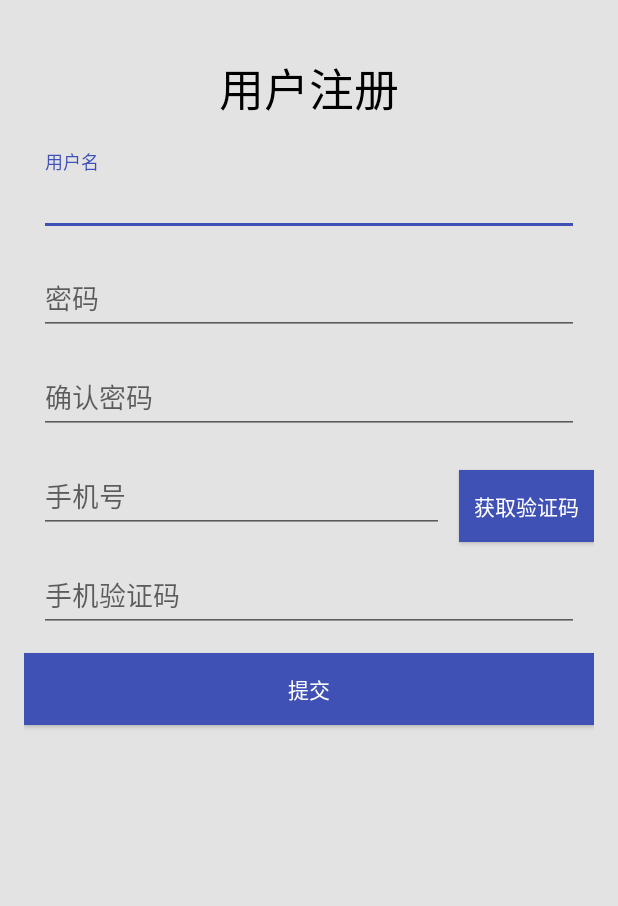
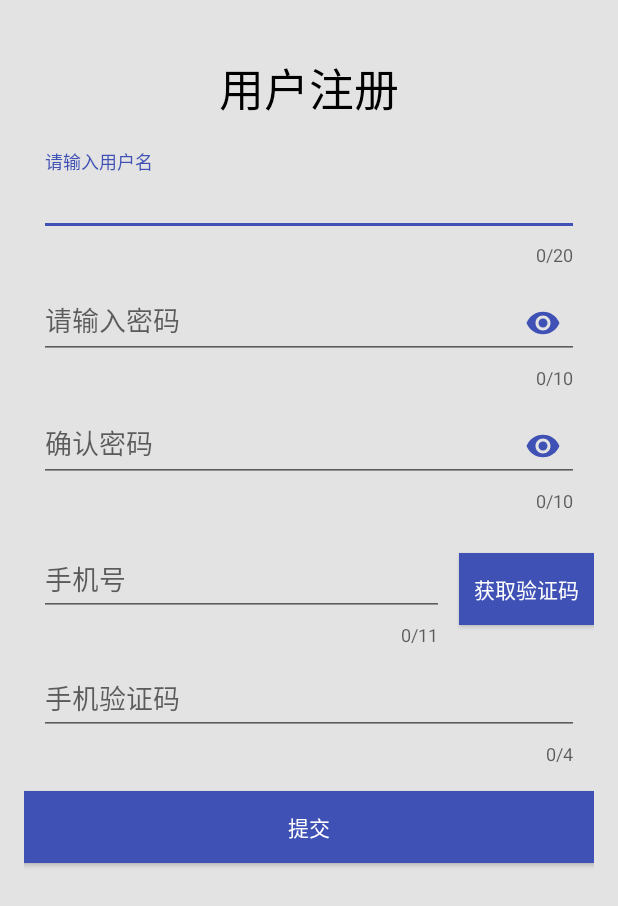
Before and after one commit to dpcraft/BookHub, an Android app: the LoginActivity screen opened directly, with no data from a screen before it, after a tap on "新用户注册", on a phone screen of 412 x 824 dp. Shown: the top 906 px of the screen. Run offline under Robolectric (Android 15) with nearby library versions, the phone set to English and light mode, and no system bars.

Commit message:
login and signup

```diff
--- a/app/build.gradle
+++ b/app/build.gradle
@@ -28,5 +28,6 @@ dependencies {
     compile 'com.android.support:cardview-v7:25.1.0'
     compile 'com.oguzdev:CircularFloatingActionMenu:1.0.2'
     compile 'com.wenwenwen888:searchbox:1.0.0'
+    compile 'com.google.code.gson:gson:2.6.2'
 
 }
--- a/app/src/main/AndroidManifest.xml
+++ b/app/src/main/AndroidManifest.xml
@@ -17,7 +17,7 @@
         </activity>
         <activity android:name=".LoginActivity">
         </activity>
-        <activity android:name=".RegisterActivity">
+        <activity android:name=".SignupActivity">
         </activity>
     </application>
     <uses-permission android:name="android.permission.INTERNET"/>
--- a/app/src/main/java/com/dpcraft/bookhub/LoginActivity.java
+++ b/app/src/main/java/com/dpcraft/bookhub/LoginActivity.java
@@ -11,7 +11,6 @@ import android.view.View;
 import android.view.Window;
 import android.view.WindowManager;
 import android.widget.Button;
-import android.widget.EditText;
 
 import com.dpcraft.bookhub.DataClass.User;
 import com.dpcraft.bookhub.NetModule.NetUtils;
@@ -38,7 +37,7 @@ public class LoginActivity extends Activity {
         RegisterButton.setOnClickListener(new View.OnClickListener() {
             @Override
             public void onClick(View view) {
-                RegisterActivity.actionStart(LoginActivity.this, "data1", "data2");
+                SignupActivity.actionStart(LoginActivity.this, "data1", "data2");
 
             }
         });
@@ -50,10 +49,11 @@ public class LoginActivity extends Activity {
 
        // Log.i("username",mUsernameWrapper.getEditText().getText().toString().trim());
         Log.i("loginActivity","start");
+        user = new User();
         LoginButton.setOnClickListener(new View.OnClickListener() {
             @Override
             public void onClick(View view) {
-                user = new User();
+
                 Log.i("username",mUsernameWrapper.getEditText().getText().toString().trim());
                 user.setUserName(mUsernameWrapper.getEditText().getText().toString().trim());
                 user.setPassWord(mPasswordWrapper.getEditText().getText().toString().trim());
--- a/app/src/main/java/com/dpcraft/bookhub/NetModule/JSONUtil.java
+++ b/app/src/main/java/com/dpcraft/bookhub/NetModule/JSONUtil.java
@@ -3,6 +3,7 @@ package com.dpcraft.bookhub.NetModule;
 import android.util.Log;
 
 import com.dpcraft.bookhub.DataClass.User;
+import com.google.gson.Gson;
 
 import org.json.JSONException;
 import org.json.JSONObject;
@@ -41,5 +42,10 @@ public class JSONUtil {
             return str;
 
         }
+    public static Response parseJSONwithGSON( String jsonData){
+        Gson gson = new Gson();
+        Response response = gson.fromJson(jsonData,Response.class);
+        return  response;
+    }
 
 }
--- a/app/src/main/java/com/dpcraft/bookhub/RegisterActivity.java
+++ /dev/null
@@ -1,32 +0,0 @@
-package com.dpcraft.bookhub;
-
-import android.app.Activity;
-import android.content.Context;
-import android.content.Intent;
-import android.os.Bundle;
-import android.view.Window;
-import android.view.WindowManager;
-
-/**
- * Created by DPC on 2017/2/21.
- */
-public class RegisterActivity extends Activity {
-    @Override
-    protected void onCreate(Bundle savedInstanceState) {
-        requestWindowFeature(Window.FEATURE_NO_TITLE);
-        super.onCreate(savedInstanceState);
-        setContentView(R.layout.activity_register);
-        //透明状态栏
-        getWindow().addFlags(WindowManager.LayoutParams.FLAG_TRANSLUCENT_STATUS);
-        //透明导航栏
-        getWindow().addFlags(WindowManager.LayoutParams.FLAG_TRANSLUCENT_NAVIGATION);
-
-    }
-    public static void actionStart(Context context, String data1, String data2){
-        Intent intent = new Intent(context,RegisterActivity.class);
-        intent.putExtra("para1",data1);
-        intent.putExtra("para2",data2);
-        context.startActivity(intent);
-    }
-
-}
--- a/app/src/main/res/layout/activity_login.xml
+++ b/app/src/main/res/layout/activity_login.xml
@@ -1,6 +1,7 @@
 <?xml version="1.0" encoding="utf-8"?>
 <LinearLayout xmlns:android="http://schemas.android.com/apk/res/android"
     xmlns:tools="http://schemas.android.com/tools"
+    xmlns:app="http://schemas.android.com/apk/res-auto"
     android:background="#e3e3e3"
     android:layout_width="match_parent"
     android:layout_height="match_parent"
@@ -37,7 +38,10 @@
         android:layout_height="wrap_content"
         android:layout_marginBottom="10dp"
         android:layout_marginLeft="10dp"
-        android:layout_marginRight="10dp">
+        android:layout_marginRight="10dp"
+        app:passwordToggleEnabled="true"
+        app:passwordToggleTintMode="multiply"
+        app:passwordToggleTint="@color/colorPrimary">
 
         <EditText
             android:id="@+id/edt_password"
--- a/app/src/main/res/layout/activity_register.xml
+++ b/app/src/main/res/layout/activity_signup.xml
@@ -1,6 +1,7 @@
 <?xml version="1.0" encoding="utf-8"?>
 <LinearLayout xmlns:android="http://schemas.android.com/apk/res/android"
     xmlns:tools="http://schemas.android.com/tools"
+    xmlns:app="http://schemas.android.com/apk/res-auto"
     android:background="#e3e3e3"
     android:layout_width="match_parent"
     android:layout_height="match_parent"
@@ -20,30 +21,45 @@
         android:id="@+id/usernameWrapper"
         android:layout_width="match_parent"
         android:layout_height="wrap_content"
-        android:layout_marginBottom="10dp"
         android:layout_marginLeft="10dp"
-        android:layout_marginRight="10dp">
+        android:layout_marginRight="10dp"
+        app:counterOverflowTextAppearance="@style/MyOverflowStyle"
+        app:errorEnabled="true"
+        app:errorTextAppearance="@style/MyErrorStyle"
+        app:counterEnabled="true"
+        app:counterMaxLength="20"
+        >
 
         <EditText
             android:id="@+id/username"
             android:layout_width="match_parent"
             android:layout_height="wrap_content"
-            android:hint="用户名"/>
+            android:hint="请输入用户名"
+            android:singleLine="true"/>
 
     </android.support.design.widget.TextInputLayout>
     <android.support.design.widget.TextInputLayout
         android:id="@+id/passwordWrapper"
         android:layout_width="match_parent"
         android:layout_height="wrap_content"
-        android:layout_marginBottom="10dp"
         android:layout_marginLeft="10dp"
-        android:layout_marginRight="10dp">
+        android:layout_marginRight="10dp"
+        app:counterOverflowTextAppearance="@style/MyOverflowStyle"
+        app:errorEnabled="true"
+        app:errorTextAppearance="@style/MyErrorStyle"
+        app:counterEnabled="true"
+        app:counterMaxLength="10"
+        app:passwordToggleEnabled="true"
+        app:passwordToggleTintMode="multiply"
+        app:passwordToggleTint="@color/colorPrimary"
+       >
         <EditText
             android:id="@+id/password"
             android:layout_width="match_parent"
             android:layout_height="wrap_content"
             android:inputType="textPassword"
-            android:hint="密码"/>
+            android:hint="请输入密码"
+            android:singleLine="true"/>
 
     </android.support.design.widget.TextInputLayout>
     <android.support.design.widget.TextInputLayout
@@ -52,13 +68,22 @@
         android:layout_height="wrap_content"
         android:layout_marginBottom="10dp"
         android:layout_marginLeft="10dp"
-        android:layout_marginRight="10dp">
+        android:layout_marginRight="10dp"
+        app:counterOverflowTextAppearance="@style/MyOverflowStyle"
+        app:errorEnabled="true"
+        app:errorTextAppearance="@style/MyErrorStyle"
+        app:counterEnabled="true"
+        app:counterMaxLength="10"
+        app:passwordToggleEnabled="true"
+        app:passwordToggleTintMode="multiply"
+        app:passwordToggleTint="@color/colorPrimary">
         <EditText
             android:id="@+id/re_password"
             android:layout_width="match_parent"
             android:layout_height="wrap_content"
             android:inputType="textPassword"
-            android:hint="确认密码"/>
+            android:hint="确认密码"
+            android:singleLine="true"/>
     </android.support.design.widget.TextInputLayout>
     <LinearLayout
         android:layout_width="match_parent"
@@ -70,15 +95,20 @@
             android:layout_width="0dp"
             android:layout_height="wrap_content"
             android:layout_weight="3"
-            android:layout_marginBottom="10dp"
             android:layout_marginLeft="10dp"
-            android:layout_marginRight="10dp">
+            android:layout_marginRight="10dp"
+            app:counterOverflowTextAppearance="@style/MyOverflowStyle"
+            app:errorEnabled="true"
+            app:errorTextAppearance="@style/MyErrorStyle"
+            app:counterEnabled="true"
+            app:counterMaxLength="11">
             <EditText
                 android:id="@+id/phoneNumber"
                 android:layout_width="match_parent"
                 android:layout_height="wrap_content"
                 android:inputType="phone"
-                android:hint="手机号"/>
+                android:hint="手机号"
+                android:singleLine="true"/>
         </android.support.design.widget.TextInputLayout>
 
         <Button
@@ -97,18 +127,24 @@
         android:layout_height="wrap_content"
         android:layout_marginBottom="10dp"
         android:layout_marginLeft="10dp"
-        android:layout_marginRight="10dp">
+        android:layout_marginRight="10dp"
+        app:counterOverflowTextAppearance="@style/MyOverflowStyle"
+        app:errorEnabled="true"
+        app:errorTextAppearance="@style/MyErrorStyle"
+        app:counterEnabled="true"
+        app:counterMaxLength="4">
         <EditText
             android:id="@+id/verfCode"
             android:layout_width="match_parent"
             android:layout_height="wrap_content"
             android:inputType="phone"
-            android:hint="手机验证码"/>
+            android:hint="手机验证码"
+            android:singleLine="true"/>
 
     </android.support.design.widget.TextInputLayout>
 
     <Button
-        android:id="@+id/btn"
+        android:id="@+id/btn_signup"
         android:layout_marginTop="4dp"
         android:layout_width="match_parent"
         android:layout_height="wrap_content"
--- a/app/src/main/res/values/styles.xml
+++ b/app/src/main/res/values/styles.xml
@@ -25,5 +25,11 @@
         <item name="android:layout_marginBottom">3dp</item>
         <item name="android:foreground">?android:attr/selectableItemBackground</item>
     </style>
+    <style name="MyOverflowStyle" parent="TextAppearance.AppCompat.Small">
+        <item name="android:textColor">@color/red_900</item>
+    </style>
+    <style name="MyErrorStyle" parent="TextAppearance.AppCompat.Small">
+        <item name="android:textColor">@color/red_900</item>
+    </style>
 
 </resources>
```
Also changed, not shown: app/src/main/java/com/dpcraft/bookhub/NetModule/HttpUtil.java (+7 -4 lines), app/src/main/java/com/dpcraft/bookhub/NetModule/MyApplication.java (added, +18 -0 lines), app/src/main/java/com/dpcraft/bookhub/NetModule/NetUtils.java (+18 -4 lines), app/src/main/java/com/dpcraft/bookhub/NetModule/Response.java (added, +28 -0 lines), app/src/main/java/com/dpcraft/bookhub/SignupActivity.java (added, +256 -0 lines), app/src/main/java/com/dpcraft/bookhub/UIWidget/Dialog.java (added, +33 -0 lines), app/src/main/java/com/dpcraft/bookhub/algorithm/ContainsChinese.java (added, +20 -0 lines), app/src/main/res/layout/dialog_signup_success.xml (added, +22 -0 lines), app/src/main/res/drawable/ic_signup_success.png (added).
